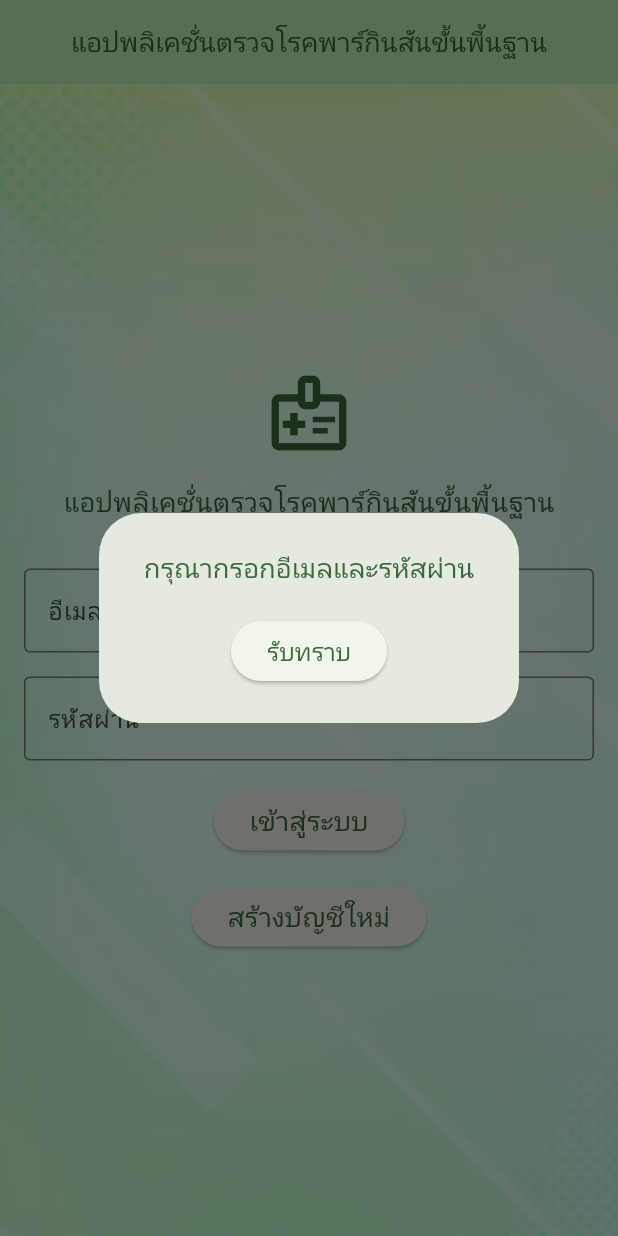
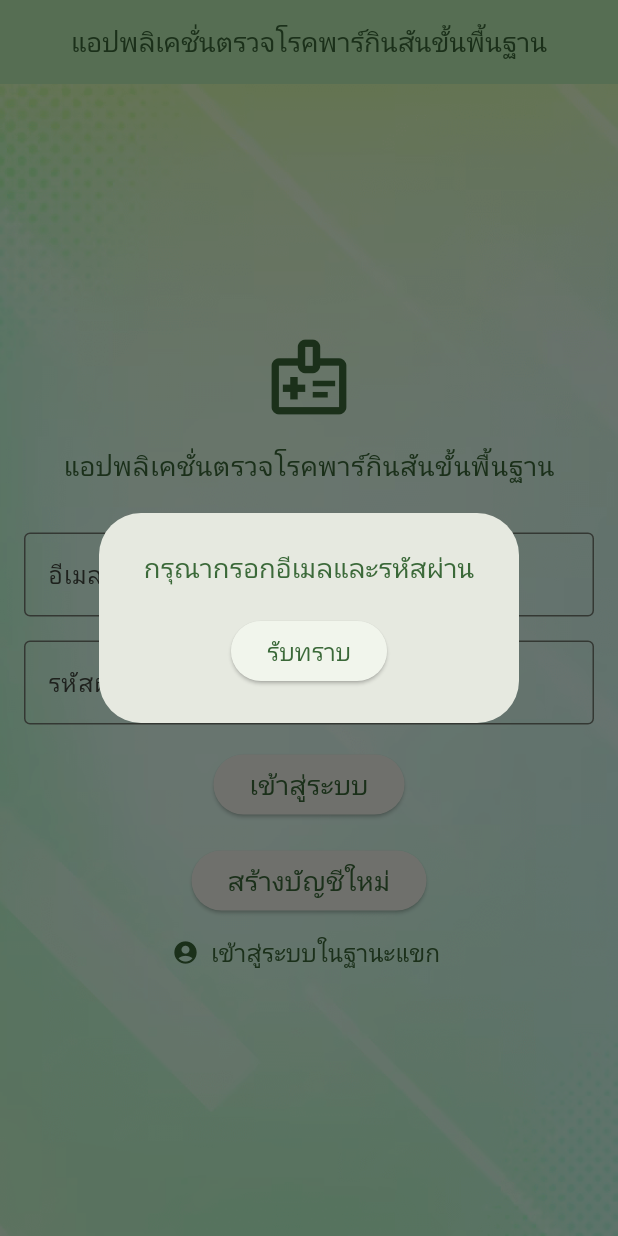
Before and after one commit to Phakbhumi/Parkinson-Early-Detection-System, a Flutter app: the screen it shows after launch, after a tap on "เข้าสู่ระบบ", on a phone screen of 412 x 824 dp. Run offline on Flutter 3.47's test engine with Material 3 defaults, Android fonts, the light colour scheme and no system bars; our stand-ins replace cloud_firestore, firebase_auth, firebase_core, gap, go_router, loading_animation_widget and 2 more; missing offline and left inert: gal, motion_sensors; accounts and stored records are empty; generated files the repository leaves out were written again.

Commit message:
Create Guest Sign In functionality

```diff
--- a/lib/src/authentication/auth_provider.dart
+++ b/lib/src/authentication/auth_provider.dart
@@ -1,4 +1,4 @@
-import 'package:firebase_auth/firebase_auth.dart';
+import 'package:firebase_auth/firebase_auth.dart' hide EmailAuthProvider, PhoneAuthProvider;
 import 'package:cloud_firestore/cloud_firestore.dart';
 import 'package:flutter/foundation.dart';
 import 'package:parkinson_detection/data/connect.dart';
@@ -9,9 +9,10 @@ class AuthDataProvider extends ChangeNotifier {
   final FirebaseAuth _auth = FirebaseAuth.instance;
 
   String displayName = "";
+  String email = "";
 
   // return error message (response)
-  Future<String?> signIn(String email, String password) async {
+  Future<String?> signInWithEmailPassword(String email, String password) async {
     if (email.isEmpty || password.isEmpty) {
       return 'กรุณากรอกอีเมลและรหัสผ่าน';
     }
@@ -28,7 +29,7 @@ class AuthDataProvider extends ChangeNotifier {
       log(e.toString());
       return signInErrorClassify(e.toString());
     }
-    fetchDisplayName();
+    fetchDisplayNameAndEmail();
     return null;
   }
 
@@ -54,7 +55,7 @@ class AuthDataProvider extends ChangeNotifier {
         'email': email,
         'uid': FirebaseAuth.instance.currentUser!.uid,
       });
-      fetchDisplayName();
+      fetchDisplayNameAndEmail();
       return null;
     } catch (e) {
       log(e.toString());
@@ -62,21 +63,37 @@ class AuthDataProvider extends ChangeNotifier {
     }
   }
 
+  Future<String?> signInAsGuest() async {
+    bool isConnected = await Connectivity().hasInternetConnection();
+    if (isConnected == false) {
+      return 'กรุณาเชื่อมต่ออินเตอร์เน็ต';
+    }
+    try {
+      await _auth.signInAnonymously();
+      return null;
+    } catch (_) {
+      return "เกิดข้อผิดพลาดในการเข้าสู่ระบบ";
+    }
+  }
+
   Future<void> signOut() async {
     await FirebaseAuth.instance.signOut();
     displayName = "";
+    email = "";
   }
 
-  void fetchDisplayName() async {
+  void fetchDisplayNameAndEmail() async {
     final User? user = FirebaseAuth.instance.currentUser;
 
     QuerySnapshot querySnapshot =
         await FirebaseFirestore.instance.collection("user-info").where('uid', isEqualTo: user!.uid).limit(1).get();
 
-    if (querySnapshot.docs.isNotEmpty) {
+    if (querySnapshot.docs.isNotEmpty && FirebaseAuth.instance.currentUser!.isAnonymous == false) {
       displayName = querySnapshot.docs.first['display-name'];
+      email = querySnapshot.docs.first['email'];
     } else {
       displayName = "ไม่ทราบ";
+      email = "ไม่ทราบ";
     }
     notifyListeners();
   }
--- a/lib/src/authentication/sign_in.dart
+++ b/lib/src/authentication/sign_in.dart
@@ -15,21 +15,41 @@ class SignInPage extends StatefulWidget {
 class _SignInPageState extends State<SignInPage> {
   final TextEditingController _emailController = TextEditingController();
   final TextEditingController _passwordController = TextEditingController();
-  bool _isLoading = false;
+  bool _isSignInWithEmailPasswordLoad = false;
+  bool _isSignInAsGuestLoad = false;
 
   Future<void> _signInWithEmailPassword() async {
-    if (_isLoading == true) {
+    if (_isSignInWithEmailPasswordLoad == true || _isSignInAsGuestLoad == true) {
       ScaffoldMessenger.of(context).showSnackBar(
-        const SnackBar(content: Text('กรุณาอย่ากดรัวเกินไป')),
+        const SnackBar(content: Text('กรุณาอย่ากดปุ่มรัวเกินไป')),
       );
     }
     setState(() {
-      _isLoading = true;
+      _isSignInWithEmailPasswordLoad = true;
     });
-    String? response = await context.read<AuthDataProvider>().signIn(_emailController.text, _passwordController.text);
+    String? response = await context.read<AuthDataProvider>().signInWithEmailPassword(
+          _emailController.text,
+          _passwordController.text,
+        );
     setState(() {
-      _isLoading = false;
+      _isSignInWithEmailPasswordLoad = false;
     });
+    if (mounted && response != null) {
+      ErrorHandler().showErrorDialogue(context, response);
+    }
+    _isSignInWithEmailPasswordLoad = false;
+  }
+
+  Future<void> _signInAsGuest() async {
+    if (_isSignInWithEmailPasswordLoad == true || _isSignInAsGuestLoad == true) {
+      ScaffoldMessenger.of(context).showSnackBar(
+        const SnackBar(content: Text('กรุณาอย่ากดปุ่มรัวเกินไป')),
+      );
+    }
+    setState(() {
+      _isSignInAsGuestLoad = true;
+    });
+    String? response = await context.read<AuthDataProvider>().signInAsGuest();
     if (mounted && response != null) {
       ErrorHandler().showErrorDialogue(context, response);
     }
@@ -96,7 +116,7 @@ class _SignInPageState extends State<SignInPage> {
                     obscureText: true,
                   ),
                   const Gap(16),
-                  _isLoading
+                  _isSignInWithEmailPasswordLoad
                       ? const CircularProgressIndicator()
                       : ElevatedButton(
                           onPressed: _signInWithEmailPassword,
@@ -121,6 +141,23 @@ class _SignInPageState extends State<SignInPage> {
                       ),
                     ),
                   ),
+                  TextButton.icon(
+                    onPressed: _signInAsGuest,
+                    icon: _isSignInAsGuestLoad ? const SizedBox() : const Icon(Icons.account_circle),
+                    label: _isSignInAsGuestLoad
+                        ? const SizedBox(
+                            height: 16,
+                            width: 16,
+                            child: CircularProgressIndicator(),
+                          )
+                        : Text(
+                            'เข้าสู่ระบบในฐานะแขก',
+                            style: TextStyle(
+                              fontSize: 16,
+                              color: Theme.of(context).colorScheme.primary,
+                            ),
+                          ),
+                  )
                 ],
               ),
             ),
--- a/lib/src/home_page.dart
+++ b/lib/src/home_page.dart
@@ -23,7 +23,7 @@ class _MyHomePageState extends State<MyHomePage> with SingleTickerProviderStateM
       vsync: this,
     );
     context.read<DiagnosisDataProvider>().fetchData();
-    context.read<AuthDataProvider>().fetchDisplayName();
+    context.read<AuthDataProvider>().fetchDisplayNameAndEmail();
     super.initState();
   }
 
--- a/lib/src/report/guidance/guideline.dart
+++ b/lib/src/report/guidance/guideline.dart
@@ -2,7 +2,7 @@ import 'package:flutter/material.dart';
 import 'package:gap/gap.dart';
 import 'package:parkinson_detection/data/connect.dart';
 import 'package:parkinson_detection/data/results_provider.dart';
-import 'package:parkinson_detection/src/components/no_data.dart';
+import 'package:parkinson_detection/data/no_data_widget.dart';
 import 'package:parkinson_detection/src/classifier.dart';
 import 'guidetext.dart';
 import 'package:go_router/go_router.dart';
--- a/lib/src/report/history.dart
+++ b/lib/src/report/history.dart
@@ -1,7 +1,7 @@
 import 'package:flutter/material.dart';
 import 'package:gap/gap.dart';
 import 'package:intl/intl.dart';
-import 'package:parkinson_detection/src/components/no_data.dart';
+import 'package:parkinson_detection/data/no_data_widget.dart';
 import 'package:provider/provider.dart';
 import 'package:parkinson_detection/data/results_provider.dart';
 import 'package:parkinson_detection/src/classifier.dart';
```
Also changed, not shown: lib/data/no_data_widget.dart (added, +14 -0 lines), lib/src/authentication/no_guest_widget.dart (added, +14 -0 lines), lib/src/authentication/profile.dart (+13 -3 lines), lib/src/components/missing_template.dart (added, +41 -0 lines), lib/src/components/no_data.dart (deleted, +0 -53 lines).
